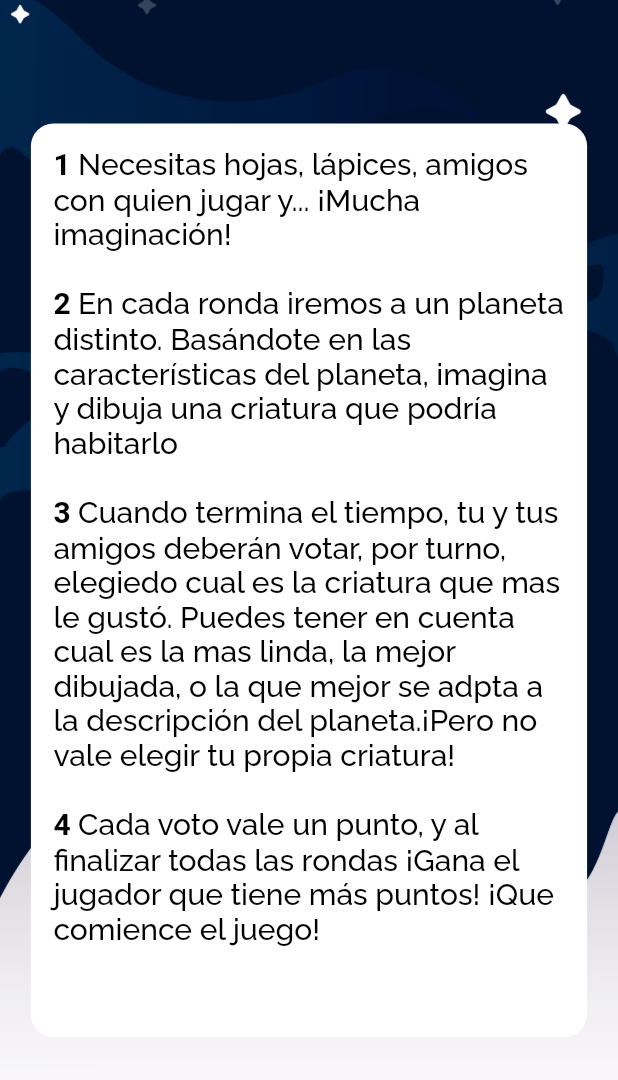
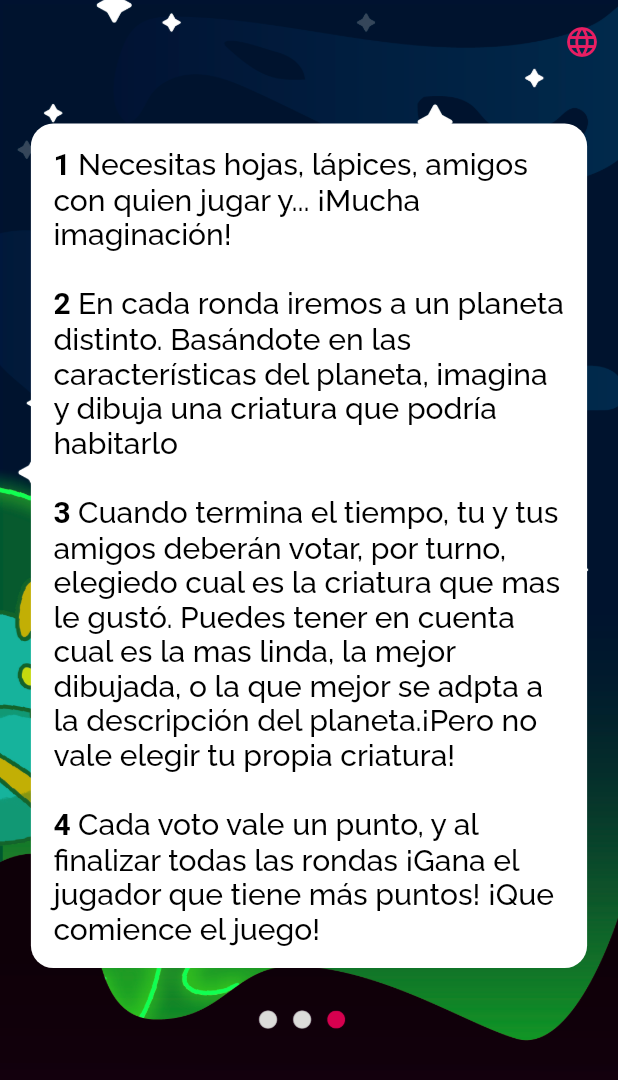
Before and after one commit to spaceInvadersTeam/spacequest, a Flutter app: the screen it shows after launch, swiped to page 3, on a phone screen of 412 x 824 dp. Shown: the top 1080 px of the screen. Run offline on Flutter 3.47's test engine with Material 2 defaults, Android fonts, the phone set to English and light mode, and no system bars; our stand-ins replace google_fonts.

Commit message:
updated Images

```diff
--- a/lib/game_page1.dart
+++ b/lib/game_page1.dart
@@ -36,7 +36,7 @@
             Container(
               decoration: BoxDecoration(
                 image: DecorationImage(
-                    image: AssetImage("assets/images/F8.png"),
+                    image: AssetImage("assets/images/FONDO4.png"),
                     fit: BoxFit.fill
                 ) ,
               ),
--- a/lib/game_page2.dart
+++ b/lib/game_page2.dart
@@ -47,7 +47,7 @@
             Container(
               decoration: BoxDecoration(
                 image: DecorationImage(
-                    image: AssetImage("assets/images/F8.png"),
+                    image: AssetImage("assets/images/FONDO4.png"),
                     fit: BoxFit.fill
                 ) ,
               ),
--- a/lib/help_page.dart
+++ b/lib/help_page.dart
@@ -13,7 +13,7 @@
           Container(
           decoration: BoxDecoration(
             image: DecorationImage(
-                image: AssetImage("assets/images/F2.png"),
+                image: AssetImage("assets/images/FONDO2.png"),
                 fit: BoxFit.fitWidth
               ) ,
             ),
--- a/lib/help_page2.dart
+++ b/lib/help_page2.dart
@@ -13,7 +13,7 @@
           Container(
             decoration: BoxDecoration(
               image: DecorationImage(
-                image: AssetImage("assets/images/F2.png"),
+                image: AssetImage("assets/images/FONDO3.png"),
                 fit: BoxFit.fitWidth
               ),
             ),
@@ -44,7 +44,7 @@
                         new TextSpan( text: "\n"+"\n"),
                         new TextSpan( text: '4 ', style: const TextStyle(fontWeight: FontWeight.bold),),
                         new TextSpan( text: translator.text('help_text_2_4')),
-                        new TextSpan( text: "\n"+"\n"),
+                        //new TextSpan( text: "\n"+"\n"),
                       ]
                     )
                   )
--- a/lib/home_page.dart
+++ b/lib/home_page.dart
@@ -38,6 +38,14 @@
     var translator = Translations.of(context);
 
     return Scaffold(
+        extendBodyBehindAppBar: true,
+        appBar: new AppBar(
+          actions: <Widget>[
+            getLanguageSelectionWidget()
+          ],
+          backgroundColor: Colors.transparent,
+          elevation: 0.0,
+        ),
         body: PageView(
             children: <Widget>[
               getMainPage(translator),
@@ -50,17 +58,10 @@
   getMainPage(Translations translator) {
     return Scaffold(
         backgroundColor: Colors.transparent,
-        appBar: new AppBar(
-        actions: <Widget>[
-        getLanguageSelectionWidget()
-      ],
-          backgroundColor: Colors.transparent,
-          elevation: 0.0,
-    ),
     body: new Stack(
         children: <Widget>[
           getBackground(),
-          getLogo(),
+          //getLogo(),
           getStartButton(translator),
         ]
     )
@@ -90,7 +91,7 @@
     return new Container(
       decoration: BoxDecoration(
         image: DecorationImage(
-            image: AssetImage("assets/images/F1.png"),
+            image: AssetImage("assets/images/FONDO1.png"),
             fit: BoxFit.fill
         ) ,
       ),
@@ -134,6 +135,7 @@
       // overflow menu
       onSelected: _select,
       icon: new Icon(Icons.language, color: Colors.pink),
+      color: Colors.pink[300],
       itemBuilder: (BuildContext context) {
         return application.supportedLanguages
             .map<PopupMenuItem<String>>((String choice) {
--- a/lib/main.dart
+++ b/lib/main.dart
@@ -7,7 +7,7 @@
 import 'package:space_quest/localization/translations_delegate.dart';
 
 Future<Null> main() {
-  SystemChrome.setPreferredOrientations([DeviceOrientation.portraitUp]);
+  //SystemChrome.setPreferredOrientations([DeviceOrientation.portraitUp]);
   runApp(new LocalisedApp());
 }
 
--- a/lib/planet_info_page.dart
+++ b/lib/planet_info_page.dart
@@ -13,7 +13,7 @@
       Container(
         decoration: BoxDecoration(
           image: DecorationImage(
-              image: AssetImage("assets/images/F4.png"), fit: BoxFit.fitWidth),
+              image: AssetImage("assets/images/FONDO5.png"), fit: BoxFit.fitWidth),
         ),
       ),
       SingleChildScrollView(
--- a/lib/planet_stats_page.dart
+++ b/lib/planet_stats_page.dart
@@ -14,7 +14,7 @@
       Container(
         decoration: BoxDecoration(
           image: DecorationImage(
-              image: AssetImage("assets/images/F4.png"), fit: BoxFit.fitWidth),
+              image: AssetImage("assets/images/FONDO6.png"), fit: BoxFit.fitWidth),
         ),
       ),
         Container(
```
Also changed, not shown: lib/planet.dart (+8 -0 lines).
